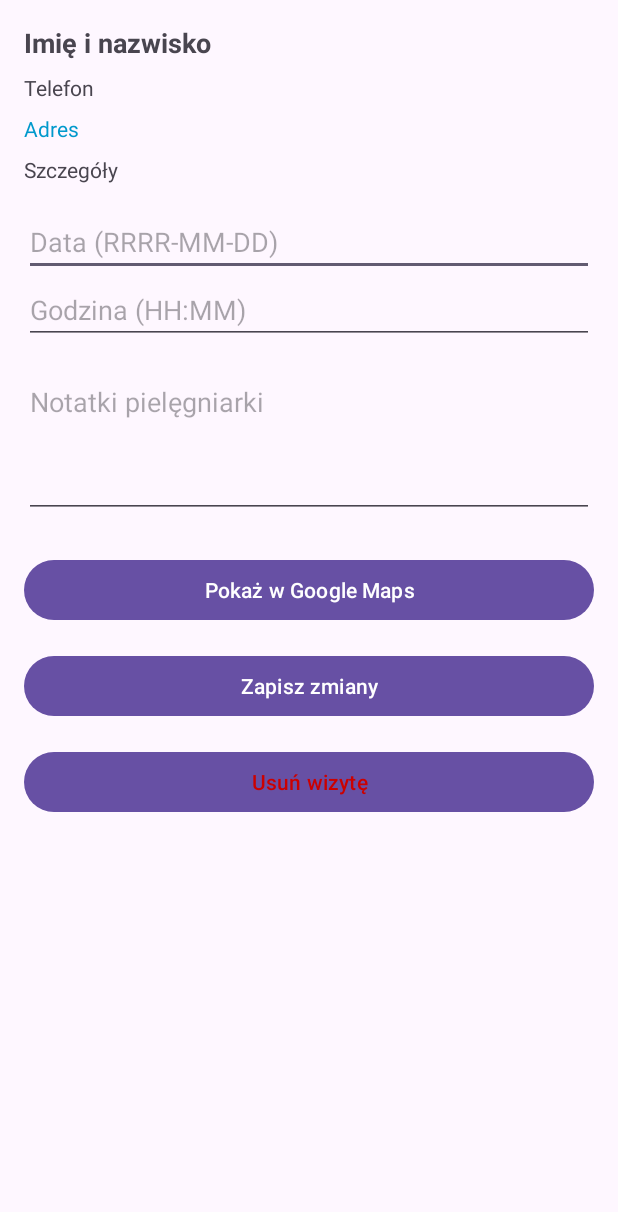
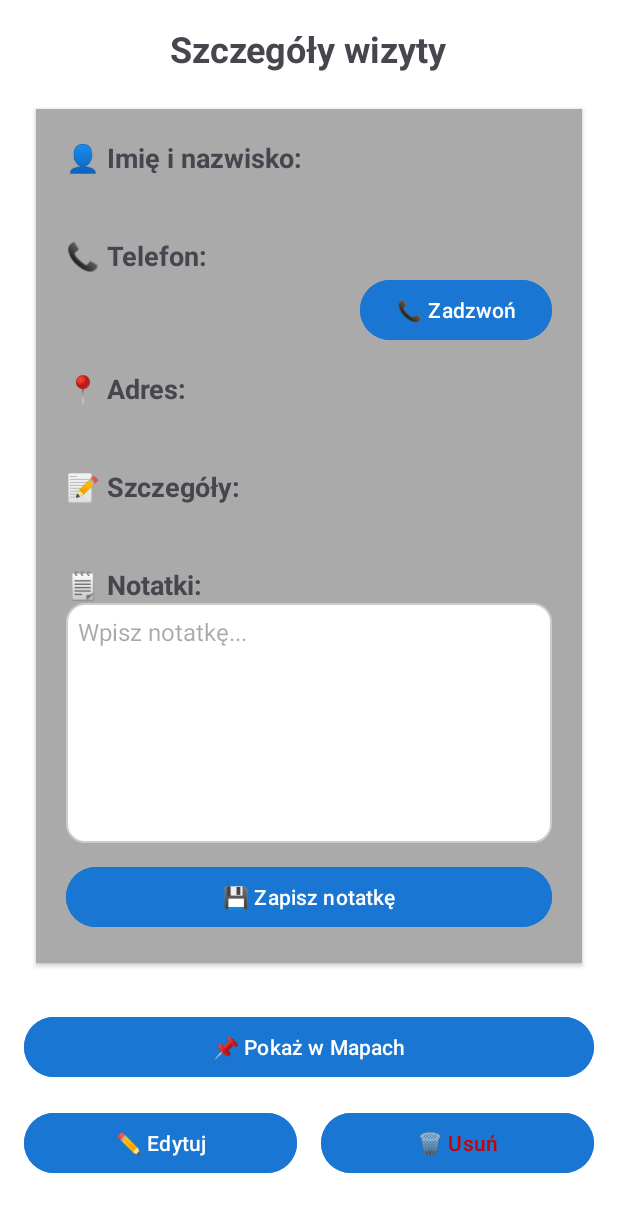
Before and after one commit to KamilSterniuk/Nursely, an Android app: the EventDetailActivity screen opened directly, with no data from a screen before it, on a phone screen of 412 x 824 dp. Shown: the top 1212 px of the screen. Run offline under Robolectric (Android 15) with nearby library versions, the phone set to English and light mode, and no system bars.

Commit message:
nurse event details fix

```diff
--- a/app/src/main/AndroidManifest.xml
+++ b/app/src/main/AndroidManifest.xml
@@ -1,6 +1,8 @@
 <?xml version="1.0" encoding="utf-8"?>
 <manifest xmlns:android="http://schemas.android.com/apk/res/android"
     xmlns:tools="http://schemas.android.com/tools">
+
+    <uses-permission android:name="android.permission.CALL_PHONE"/>
 
     <application
         android:allowBackup="true"
--- a/app/src/main/java/com/example/nursely/EventDetailActivity.java
+++ b/app/src/main/java/com/example/nursely/EventDetailActivity.java
@@ -1,3 +1,4 @@
+// === EventDetailActivity.java z opcją dzwonienia ===
 package com.example.nursely;
 
 import android.content.Intent;
@@ -5,10 +6,14 @@ import android.net.Uri;
 import android.os.Bundle;
 import android.widget.Button;
 import android.widget.EditText;
+import android.widget.LinearLayout;
 import android.widget.TextView;
 import android.widget.Toast;
 
 import androidx.appcompat.app.AppCompatActivity;
+import androidx.core.app.ActivityCompat;
+import android.content.pm.PackageManager;
+import android.Manifest;
 
 import org.json.JSONArray;
 import org.json.JSONObject;
@@ -17,35 +22,48 @@ import java.io.BufferedReader;
 import java.io.File;
 import java.io.FileReader;
 import java.io.FileWriter;
-import java.util.Iterator;
 
 public class EventDetailActivity extends AppCompatActivity {
 
     TextView nameText, phoneText, addressText, detailsText;
-    EditText dateEdit, timeEdit, notesEdit;
-    Button openMapBtn, saveBtn, deleteBtn;
+    EditText notesEditText;
+    Button openMapBtn, editBtn, deleteBtn, saveNoteBtn, callBtn;
     String login, date, time;
     EventItem currentEvent;
+    private static final int REQUEST_CALL_PERMISSION = 1;
 
     @Override
     protected void onCreate(Bundle savedInstanceState) {
         super.onCreate(savedInstanceState);
         setContentView(R.layout.activity_event_detail);
 
-        nameText = findViewById(R.id.patientName);
-        phoneText = findViewById(R.id.patientPhone);
-        addressText = findViewById(R.id.patientAddress);
-        detailsText = findViewById(R.id.patientDetails);
-        dateEdit = findViewById(R.id.dateEdit);
-        timeEdit = findViewById(R.id.timeEdit);
-        notesEdit = findViewById(R.id.notesEdit);
+        nameText = findViewById(R.id.nameText);
+        phoneText = findViewById(R.id.phoneText);
+        addressText = findViewById(R.id.addressText);
+        detailsText = findViewById(R.id.detailsText);
+        notesEditText = findViewById(R.id.notesEditText);
+
         openMapBtn = findViewById(R.id.openMapButton);
-        saveBtn = findViewById(R.id.saveButton);
+        editBtn = findViewById(R.id.editButton);
         deleteBtn = findViewById(R.id.deleteButton);
+        saveNoteBtn = findViewById(R.id.saveNoteButton);
 
         login = getIntent().getStringExtra("login");
         date = getIntent().getStringExtra("date");
         time = getIntent().getStringExtra("time");
+
+        Button callButton = findViewById(R.id.callButton);
+        callButton.setOnClickListener(v -> {
+            String phone = currentEvent.getPhone();
+            if (ActivityCompat.checkSelfPermission(this, Manifest.permission.CALL_PHONE) != PackageManager.PERMISSION_GRANTED) {
+                ActivityCompat.requestPermissions(this, new String[]{Manifest.permission.CALL_PHONE}, 1);
+            } else {
+                Intent callIntent = new Intent(Intent.ACTION_CALL);
+                callIntent.setData(Uri.parse("tel:" + phone));
+                startActivity(callIntent);
+            }
+        });
+
 
         loadEvent();
 
@@ -56,17 +74,27 @@ public class EventDetailActivity extends AppCompatActivity {
             startActivity(mapIntent);
         });
 
-        saveBtn.setOnClickListener(v -> {
-            updateEvent();
-            Toast.makeText(this, "Zapisano zmiany", Toast.LENGTH_SHORT).show();
-            finish();
+        editBtn.setOnClickListener(v -> {
+            Toast.makeText(this, "Tryb edycji (do zaimplementowania)", Toast.LENGTH_SHORT).show();
         });
 
         deleteBtn.setOnClickListener(v -> {
-            deleteEvent();
-            Toast.makeText(this, "Usunięto wizytę", Toast.LENGTH_SHORT).show();
-            finish();
+            Toast.makeText(this, "Potwierdzenie usunięcia (do zaimplementowania)", Toast.LENGTH_SHORT).show();
         });
+
+        saveNoteBtn.setOnClickListener(v -> saveNoteToJson());
+
+    }
+
+    private void makePhoneCall() {
+        String phoneNumber = currentEvent.getPhone();
+        if (ActivityCompat.checkSelfPermission(this, Manifest.permission.CALL_PHONE) != PackageManager.PERMISSION_GRANTED) {
+            ActivityCompat.requestPermissions(this, new String[]{Manifest.permission.CALL_PHONE}, REQUEST_CALL_PERMISSION);
+            return;
+        }
+        Intent callIntent = new Intent(Intent.ACTION_CALL);
+        callIntent.setData(Uri.parse("tel:" + phoneNumber));
+        startActivity(callIntent);
     }
 
     private void loadEvent() {
@@ -75,10 +103,10 @@ public class EventDetailActivity extends AppCompatActivity {
             BufferedReader reader = new BufferedReader(new FileReader(file));
             StringBuilder sb = new StringBuilder();
             String line;
-
             while ((line = reader.readLine()) != null) {
                 sb.append(line);
             }
+            reader.close();
 
             JSONArray users = new JSONArray(sb.toString());
             for (int i = 0; i < users.length(); i++) {
@@ -101,30 +129,30 @@ public class EventDetailActivity extends AppCompatActivity {
                             phoneText.setText(currentEvent.getPhone());
                             addressText.setText(currentEvent.getAddress());
                             detailsText.setText(currentEvent.getDetails());
-                            dateEdit.setText(currentEvent.getDate());
-                            timeEdit.setText(currentEvent.getTime());
-                            notesEdit.setText(currentEvent.getNotes());
+                            notesEditText.setText(currentEvent.getNotes());
                             return;
                         }
                     }
                 }
             }
-
         } catch (Exception e) {
             e.printStackTrace();
             Toast.makeText(this, "Błąd ładowania wydarzenia", Toast.LENGTH_SHORT).show();
         }
     }
 
-    private void updateEvent() {
+    private void saveNoteToJson() {
         try {
             File file = new File(getFilesDir(), "users.json");
             BufferedReader reader = new BufferedReader(new FileReader(file));
             StringBuilder sb = new StringBuilder();
             String line;
-            while ((line = reader.readLine()) != null) sb.append(line);
+            while ((line = reader.readLine()) != null) {
+                sb.append(line);
+            }
+            reader.close();
+
             JSONArray users = new JSONArray(sb.toString());
-
             for (int i = 0; i < users.length(); i++) {
                 JSONObject user = users.getJSONObject(i);
                 if (user.getString("login").equals(login)) {
@@ -132,51 +160,22 @@ public class EventDetailActivity extends AppCompatActivity {
                     for (int j = 0; j < events.length(); j++) {
                         JSONObject e = events.getJSONObject(j);
                         if (e.getString("date").equals(date) && e.getString("time").equals(time)) {
-                            e.put("date", dateEdit.getText().toString());
-                            e.put("time", timeEdit.getText().toString());
-                            e.put("notes", notesEdit.getText().toString());
-                            break;
+                            String newNote = notesEditText.getText().toString();
+                            e.put("notes", newNote);
+                            FileWriter writer = new FileWriter(file);
+                            writer.write(users.toString(2));
+                            writer.close();
+                            Toast.makeText(this, "Notatka zapisana", Toast.LENGTH_SHORT).show();
+                            return;
                         }
                     }
                 }
             }
 
-            FileWriter writer = new FileWriter(file);
-            writer.write(users.toString());
-            writer.close();
+            Toast.makeText(this, "Nie znaleziono wydarzenia do zapisu", Toast.LENGTH_SHORT).show();
         } catch (Exception e) {
             e.printStackTrace();
-        }
-    }
-
-    private void deleteEvent() {
-        try {
-            File file = new File(getFilesDir(), "users.json");
-            BufferedReader reader = new BufferedReader(new FileReader(file));
-            StringBuilder sb = new StringBuilder();
-            String line;
-            while ((line = reader.readLine()) != null) sb.append(line);
-            JSONArray users = new JSONArray(sb.toString());
-
-            for (int i = 0; i < users.length(); i++) {
-                JSONObject user = users.getJSONObject(i);
-                if (user.getString("login").equals(login)) {
-                    JSONArray events = user.getJSONArray("events");
-                    for (int j = events.length() - 1; j >= 0; j--) {
-                        JSONObject e = events.getJSONObject(j);
-                        if (e.getString("date").equals(date) && e.getString("time").equals(time)) {
-                            events.remove(j);  // <-- usuwa obiekt z JSONArray
-                            break;
-                        }
-                    }
-                }
-            }
-
-            FileWriter writer = new FileWriter(file);
-            writer.write(users.toString());
-            writer.close();
-        } catch (Exception e) {
-            e.printStackTrace();
+            Toast.makeText(this, "Błąd zapisu notatki", Toast.LENGTH_SHORT).show();
         }
     }
 }
--- /dev/null
+++ b/app/src/main/res/drawable/rounded_edittext.xml
@@ -0,0 +1,7 @@
+<?xml version="1.0" encoding="utf-8"?>
+<shape xmlns:android="http://schemas.android.com/apk/res/android" android:shape="rectangle">
+    <solid android:color="@android:color/white"/>
+    <corners android:radius="12dp"/>
+    <stroke android:width="1dp" android:color="#CCCCCC"/>
+    <padding android:left="8dp" android:top="8dp" android:right="8dp" android:bottom="8dp"/>
+</shape>
--- a/app/src/main/res/layout/activity_event_detail.xml
+++ b/app/src/main/res/layout/activity_event_detail.xml
@@ -2,87 +2,135 @@
 <ScrollView xmlns:android="http://schemas.android.com/apk/res/android"
     android:layout_width="match_parent"
     android:layout_height="match_parent"
-    android:padding="16dp">
+    android:padding="16dp"
+    android:background="@android:color/white">
 
     <LinearLayout
+        android:id="@+id/mainLayout"
+        android:layout_width="match_parent"
+        android:layout_height="wrap_content"
         android:orientation="vertical"
-        android:layout_width="match_parent"
-        android:layout_height="wrap_content">
+        android:gravity="center_horizontal">
 
         <TextView
-            android:id="@+id/patientName"
+            android:id="@+id/titleLabel"
             android:layout_width="wrap_content"
             android:layout_height="wrap_content"
-            android:text="Imię i nazwisko"
+            android:text="Szczegóły wizyty"
+            android:textSize="24sp"
             android:textStyle="bold"
-            android:textSize="18sp" />
+            android:layout_marginBottom="24dp" />
+
+        <LinearLayout
+            android:layout_width="match_parent"
+            android:layout_height="wrap_content"
+            android:orientation="vertical"
+            android:padding="20dp"
+            android:background="@android:color/darker_gray"
+            android:layout_marginBottom="32dp"
+            android:layout_marginHorizontal="8dp"
+            android:elevation="2dp"
+            android:minHeight="280dp">
+
+            <TextView android:text="👤 Imię i nazwisko:" android:layout_width="wrap_content" android:layout_height="wrap_content" android:textStyle="bold" android:textSize="18sp" />
+            <TextView android:id="@+id/nameText" android:layout_width="wrap_content" android:layout_height="wrap_content" android:textSize="18sp" android:layout_marginBottom="16dp" />
+
+            <TextView android:text="📞 Telefon:" android:layout_width="wrap_content" android:layout_height="wrap_content" android:textStyle="bold" android:textSize="18sp" />
+
+            <LinearLayout
+                android:layout_width="match_parent"
+                android:layout_height="wrap_content"
+                android:orientation="horizontal"
+                android:layout_marginBottom="16dp"
+                android:gravity="center_vertical">
 
                 <TextView
-            android:id="@+id/patientPhone"
+                    android:id="@+id/phoneText"
+                    android:layout_width="0dp"
+                    android:layout_height="wrap_content"
+                    android:layout_weight="1"
+                    android:textSize="18sp"
+                    android:textColor="@android:color/black" />
+
+                <Button
+                    android:id="@+id/callButton"
                     android:layout_width="wrap_content"
                     android:layout_height="wrap_content"
-            android:text="Telefon"
-            android:layout_marginTop="8dp" />
+                    android:text="📞 Zadzwoń"
+                    android:backgroundTint="@color/nursely_blue"
+                    android:layout_marginStart="12dp"/>
+            </LinearLayout>
 
+
+            <TextView android:text="📍 Adres:" android:layout_width="wrap_content" android:layout_height="wrap_content" android:textStyle="bold" android:textSize="18sp" />
             <TextView
-            android:id="@+id/patientAddress"
+                android:id="@+id/addressText"
                 android:layout_width="wrap_content"
                 android:layout_height="wrap_content"
-            android:text="Adres"
                 android:textColor="@android:color/holo_blue_dark"
                 android:clickable="true"
                 android:focusable="true"
-            android:layout_marginTop="8dp" />
+                android:textSize="18sp"
+                android:layout_marginBottom="16dp" />
 
-        <TextView
-            android:id="@+id/patientDetails"
-            android:layout_width="wrap_content"
-            android:layout_height="wrap_content"
-            android:text="Szczegóły"
-            android:layout_marginTop="8dp" />
+            <TextView android:text="📝 Szczegóły:" android:layout_width="wrap_content" android:layout_height="wrap_content" android:textStyle="bold" android:textSize="18sp" />
+            <TextView android:id="@+id/detailsText" android:layout_width="wrap_content" android:layout_height="wrap_content" android:textSize="18sp" android:layout_marginBottom="16dp" />
 
+            <TextView android:text="🗒️ Notatki:" android:layout_width="wrap_content" android:layout_height="wrap_content" android:textStyle="bold" android:textSize="18sp" />
             <EditText
-            android:id="@+id/dateEdit"
+                android:id="@+id/notesEditText"
+                android:layout_width="match_parent"
+                android:layout_height="160dp"
+                android:hint="Wpisz notatkę..."
+                android:inputType="textMultiLine"
+                android:gravity="top"
+                android:background="@drawable/rounded_edittext"
+                android:padding="8dp"
+                android:textSize="16sp" />
+
+            <Button
+                android:id="@+id/saveNoteButton"
                 android:layout_width="match_parent"
                 android:layout_height="wrap_content"
-            android:hint="Data (RRRR-MM-DD)"
-            android:layout_marginTop="16dp" />
-
-        <EditText
-            android:id="@+id/timeEdit"
-            android:layout_width="match_parent"
-            android:layout_height="wrap_content"
-            android:hint="Godzina (HH:MM)" />
-
-        <EditText
-            android:id="@+id/notesEdit"
-            android:layout_width="match_parent"
-            android:layout_height="100dp"
-            android:hint="Notatki pielęgniarki"
-            android:gravity="top"
-            android:inputType="textMultiLine"
-            android:layout_marginTop="16dp" />
+                android:text="💾 Zapisz notatkę"
+                android:backgroundTint="@color/nursely_blue"
+                android:layout_marginTop="12dp" />
+        </LinearLayout>
 
         <Button
             android:id="@+id/openMapButton"
             android:layout_width="match_parent"
             android:layout_height="wrap_content"
-            android:text="Pokaż w Google Maps"
-            android:layout_marginTop="24dp" />
+            android:text="📌 Pokaż w Mapach"
+            android:backgroundTint="@color/nursely_blue"
+            android:layout_marginBottom="16dp" />
+
+        <LinearLayout
+            android:layout_width="match_parent"
+            android:layout_height="wrap_content"
+            android:orientation="horizontal"
+            android:gravity="center"
+            android:layout_marginBottom="16dp">
 
             <Button
-            android:id="@+id/saveButton"
-            android:layout_width="match_parent"
+                android:id="@+id/editButton"
+                android:layout_width="0dp"
                 android:layout_height="wrap_content"
-            android:text="Zapisz zmiany"
-            android:layout_marginTop="16dp" />
+                android:layout_weight="1"
+                android:text="✏️ Edytuj"
+                android:backgroundTint="@color/nursely_blue"
+                android:layout_marginEnd="8dp" />
 
             <Button
                 android:id="@+id/deleteButton"
-            android:layout_width="match_parent"
+                android:layout_width="0dp"
                 android:layout_height="wrap_content"
-            android:text="Usuń wizytę"
+                android:layout_weight="1"
+                android:text="🗑️ Usuń"
+                android:backgroundTint="@color/nursely_blue"
                 android:textColor="@android:color/holo_red_dark"
-            android:layout_marginTop="16dp" />
+                android:layout_marginStart="8dp" />
+        </LinearLayout>
+
     </LinearLayout>
 </ScrollView>
```
Lines whose indentation alone changed are shown as unchanged.
